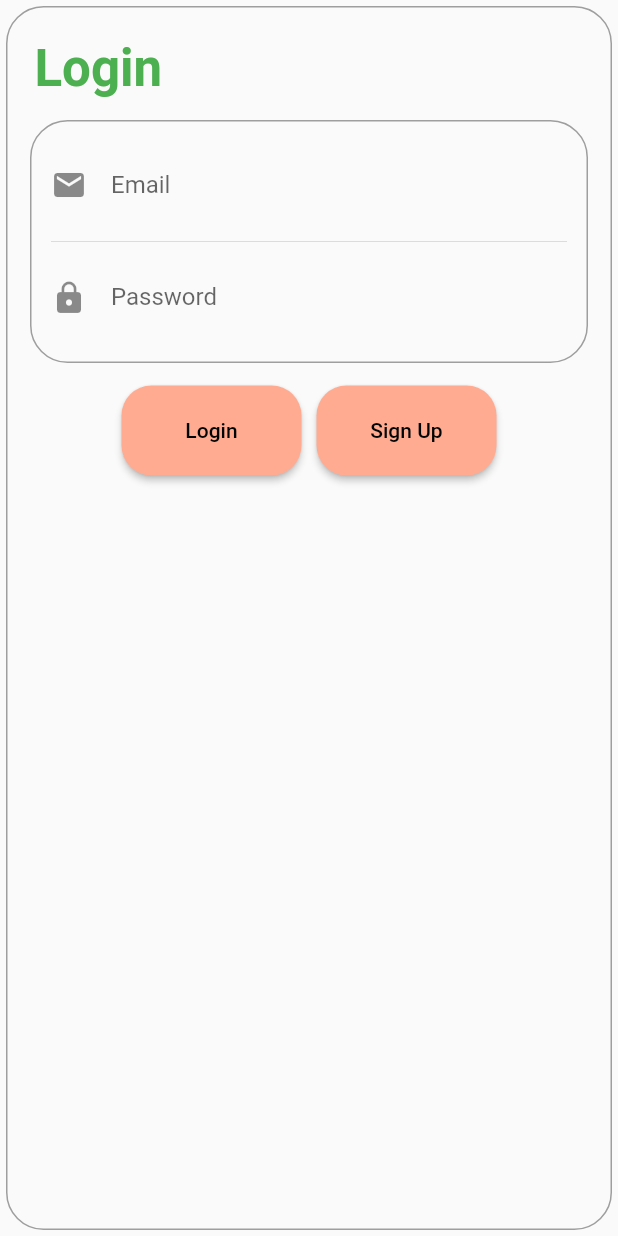
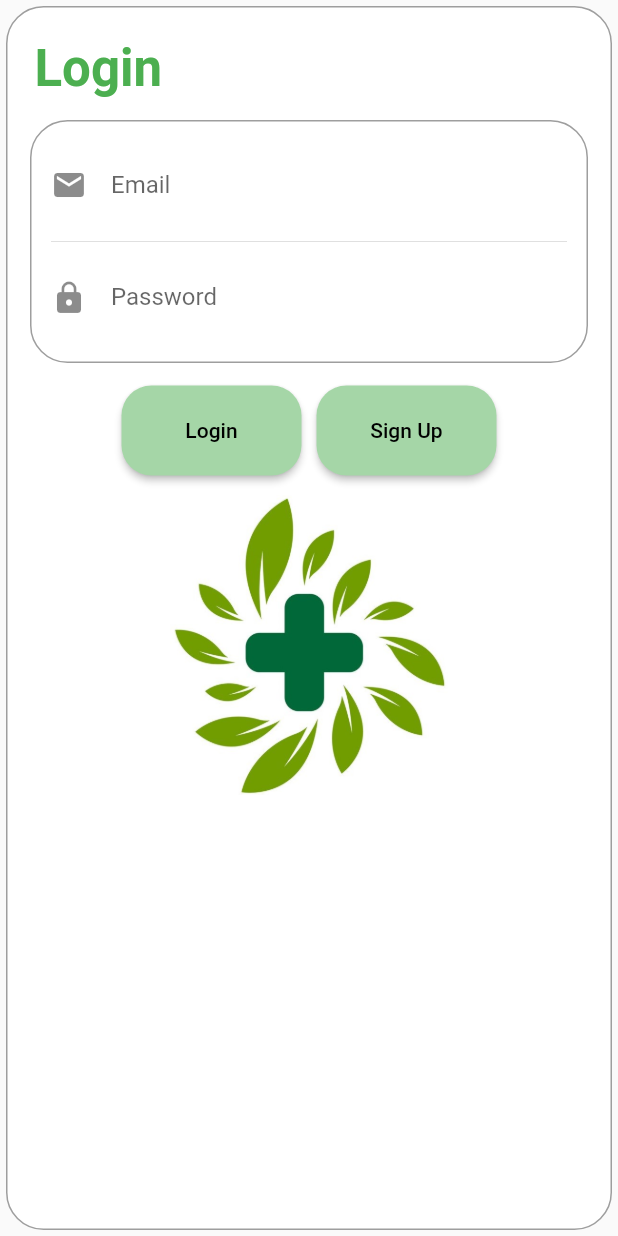
Before and after one commit to CB007753/PharmacyManagement, a Flutter app: the SignIn widget shown alone on an empty page, opened directly, on a phone screen of 412 x 824 dp. Run offline on Flutter 3.47's test engine with Material 2 defaults, Android fonts, the phone set to English and light mode, and no system bars.

Commit message:
Adding image to splash screen and Auth screens

```diff
--- a/lib/Screens/signIn.dart
+++ b/lib/Screens/signIn.dart
@@ -1,7 +1,3 @@
-//import 'dart:html';
-
-//import 'dart:html';
-
 import 'package:flutter/material.dart';
 //import 'package:pharmacy_management/Screens/signUp.dart';
 
@@ -30,7 +26,7 @@ class _SignIn extends State<SignIn>{
       margin: const EdgeInsets.all(4.0),
       padding: const EdgeInsets.only(top:10, bottom: 24),
       decoration: BoxDecoration(
-          color: Colors.transparent,
+          color: Colors.white,
          border: Border.all(color: Colors.grey),
          borderRadius: BorderRadius.all(
            Radius.circular(25.0)
@@ -136,7 +132,7 @@ class _SignIn extends State<SignIn>{
                       child: ElevatedButton(
                 child: Text('Login'),
                 style: ElevatedButton.styleFrom(
-                  primary: Colors.deepOrange.shade200,
+                  primary: Colors.green.shade200,
                   onPrimary: Colors.black,
                   onSurface: Colors.black,
                   alignment: Alignment.center,
@@ -163,7 +159,7 @@ class _SignIn extends State<SignIn>{
                       child: ElevatedButton(
                 child: Text('Sign Up'),
                 style: ElevatedButton.styleFrom(
-                  primary: Colors.deepOrange.shade200,
+                  primary: Colors.green.shade200,
                   onPrimary: Colors.black,
                   onSurface: Colors.black,
                   alignment: Alignment.center,
@@ -196,12 +192,12 @@ class _SignIn extends State<SignIn>{
       ),
 
      // adding the logo
-      // Padding(padding: EdgeInsets.only(bottom: 10.0),
-      //         child:Column(
-      //     children: <Widget>[
-      //       new Image.asset('Orange.jpg',width: 100, height: 100),
-      //     ],
-      // ),),
+      Padding(padding: EdgeInsets.only(bottom: 10.0,top: 13.0),
+              child:Column(
+          children: <Widget>[
+            new Image.asset('assets/medicine logo2.jpg',height: 200.0,width: 200.0),
+          ],
+      ),),
 
 
         ],
```
Also changed, not shown: lib/Screens/signUp.dart (+56 -2 lines), lib/main.dart (+57 -34 lines), assets/Orange.jpg (deleted), assets/image.png (added), assets/medicine logo.jpg (added), assets/medicine logo2.jpg (added), assets/pharmacy.png (deleted).
